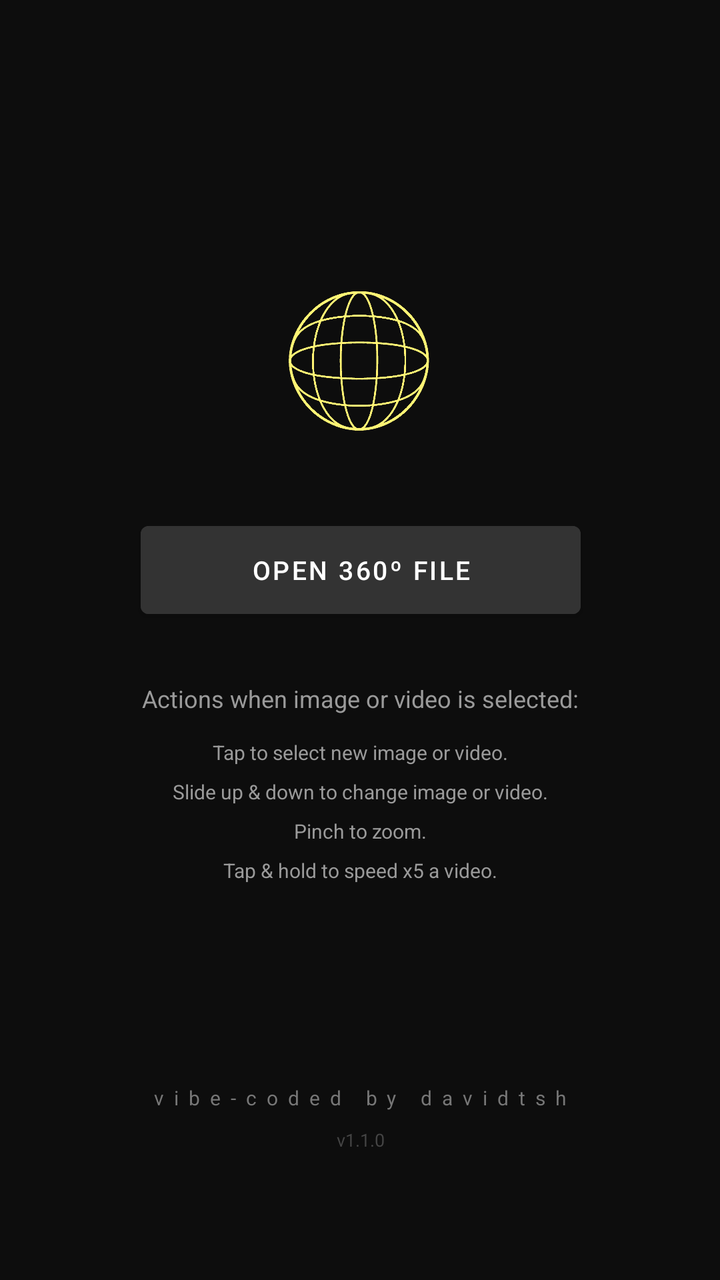
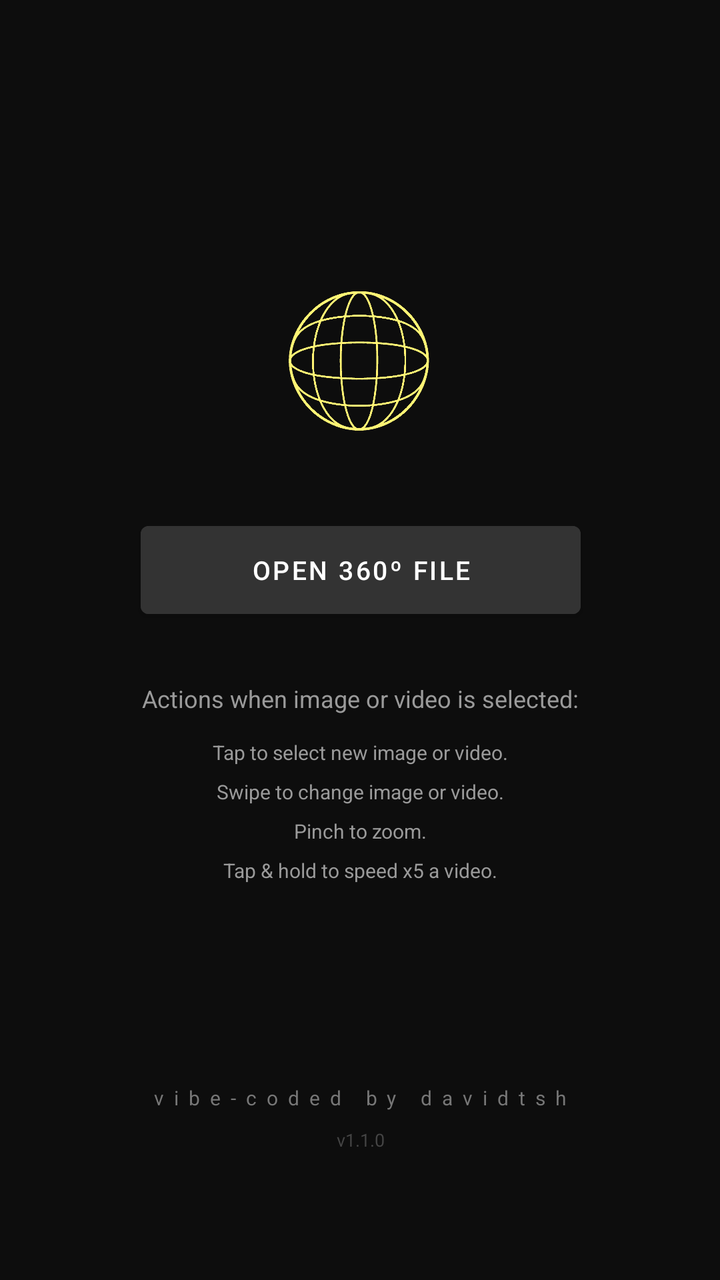

Before-and-after screenshots of an Android layout around one commit, followed by the original layout XML and the change that was made.
<!-- AndroidManifest.xml: application theme Theme.XReal360Viewer -->
<!-- res/layout/activity_main.xml -->
<?xml version="1.0" encoding="utf-8"?>
<androidx.constraintlayout.widget.ConstraintLayout
    xmlns:android="http://schemas.android.com/apk/res/android"
    xmlns:app="http://schemas.android.com/apk/res-auto"
    xmlns:tools="http://schemas.android.com/tools"
    android:layout_width="match_parent"
    android:layout_height="match_parent"
    android:background="#0D0D0D">

    <ImageView
        android:id="@+id/imgSphereLogo"
        android:layout_width="140dp"
        android:layout_height="140dp"
        android:layout_marginBottom="4dp"
        android:contentDescription="@string/app_name"
        android:scaleType="fitCenter"
        android:src="@drawable/ic_launcher_foreground"
        app:layout_constraintBottom_toTopOf="@id/btnPickImage"
        app:layout_constraintEnd_toEndOf="parent"
        app:layout_constraintHorizontal_bias="0.498"
        app:layout_constraintStart_toStartOf="parent" />

    <Button
        android:id="@+id/btnPickImage"
        android:layout_width="220dp"
        android:layout_height="56dp"
        android:backgroundTint="#333333"
        android:text="Open 360º file"
        android:textSize="13sp"
        app:layout_constraintBottom_toBottomOf="parent"
        app:layout_constraintEnd_toEndOf="parent"
        app:layout_constraintHorizontal_bias="0.502"
        app:layout_constraintStart_toStartOf="parent"
        app:layout_constraintTop_toTopOf="parent"
        app:layout_constraintVertical_bias="0.44" />

    <TextView
        android:id="@+id/tvInstructions"
        android:layout_width="0dp"
        android:layout_height="wrap_content"
        android:layout_marginStart="32dp"
        android:layout_marginTop="12dp"
        android:layout_marginEnd="32dp"
        android:gravity="center"
        android:lineSpacingExtra="8dp"
        android:text="Tap to select new image or video.&#10;Slide up &amp; down to change image or video.&#10;Pinch to zoom.&#10;Tap &amp; hold to speed x5 a video."
        android:textColor="#9A9A9A"
        android:textSize="10sp"
        app:layout_constraintEnd_toEndOf="parent"
        app:layout_constraintHorizontal_bias="0.0"
        app:layout_constraintStart_toStartOf="parent"
        app:layout_constraintTop_toBottomOf="@id/tvInstructionsHeader" />

    <TextView
        android:id="@+id/tvInstructionsHeader"
        android:layout_width="0dp"
        android:layout_height="wrap_content"
        android:layout_marginStart="32dp"
        android:layout_marginTop="28dp"
        android:layout_marginEnd="32dp"
        android:gravity="center"
        android:text="Actions when image or video is selected:"
        android:textColor="#9A9A9A"
        android:textSize="12sp"
        app:layout_constraintEnd_toEndOf="parent"
        app:layout_constraintHorizontal_bias="0.0"
        app:layout_constraintStart_toStartOf="parent"
        app:layout_constraintTop_toBottomOf="@id/btnPickImage" />

    <TextView
        android:id="@+id/tvCredit"
        android:layout_width="wrap_content"
        android:layout_height="wrap_content"
        android:layout_marginBottom="8dp"
        android:letterSpacing="0.5"
        android:text="vibe-coded by davidtsh"
        android:textColor="#777777"
        android:textSize="10sp"
        app:layout_constraintBottom_toTopOf="@id/tvVersion"
        app:layout_constraintEnd_toEndOf="parent"
        app:layout_constraintStart_toStartOf="parent" />

    <TextView
        android:id="@+id/tvVersion"
        android:layout_width="wrap_content"
        android:layout_height="wrap_content"
        android:layout_marginBottom="64dp"
        android:text="v1.1.0"
        android:textColor="#444444"
        android:textSize="9sp"
        app:layout_constraintBottom_toBottomOf="parent"
        app:layout_constraintEnd_toEndOf="parent"
        app:layout_constraintHorizontal_bias="0.501"
        app:layout_constraintStart_toStartOf="parent" />

</androidx.constraintlayout.widget.ConstraintLayout>
<!-- resources referenced by this layout -->
<resources>
  <!-- drawable ic_launcher_foreground: png bitmap (drawable, 100624 bytes) -->
  <string name="app_name">XREAL 360° Viewer</string>
  <style name="Theme.XReal360Viewer" parent="Theme.MaterialComponents.DayNight.NoActionBar">
          <item name="colorPrimary">#1A73E8</item>
          <item name="colorPrimaryVariant">#1557B0</item>
          <item name="colorOnPrimary">#FFFFFF</item>
          <item name="android:windowBackground">#000000</item>
          <item name="android:windowSplashScreenBackground">#000000</item>
          <item name="android:windowSplashScreenAnimatedIcon">@drawable/transparent</item>
      </style>
  <!-- drawable transparent (drawable) -->
  <?xml version="1.0" encoding="utf-8"?>
  <shape xmlns:android="http://schemas.android.com/apk/res/android">
      <solid android:color="@android:color/transparent" />
  </shape>
</resources>

<!-- the commit's change to res/layout/activity_main.xml (unified diff, before → after) -->
@@ -43,7 +43,7 @@
         android:layout_marginEnd="32dp"
         android:gravity="center"
         android:lineSpacingExtra="8dp"
-        android:text="Tap to select new image or video.&#10;Slide up &amp; down to change image or video.&#10;Pinch to zoom.&#10;Tap &amp; hold to speed x5 a video."
+        android:text="Tap to select new image or video.&#10;Swipe to change image or video.&#10;Pinch to zoom.&#10;Tap &amp; hold to speed x5 a video."
         android:textColor="#9A9A9A"
         android:textSize="10sp"
         app:layout_constraintEnd_toEndOf="parent"
